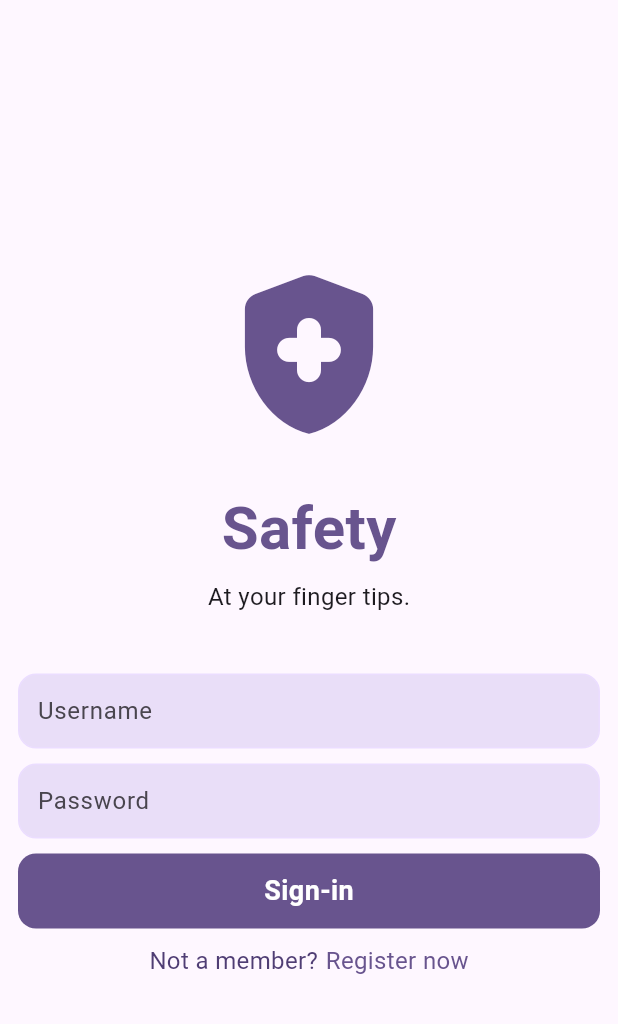
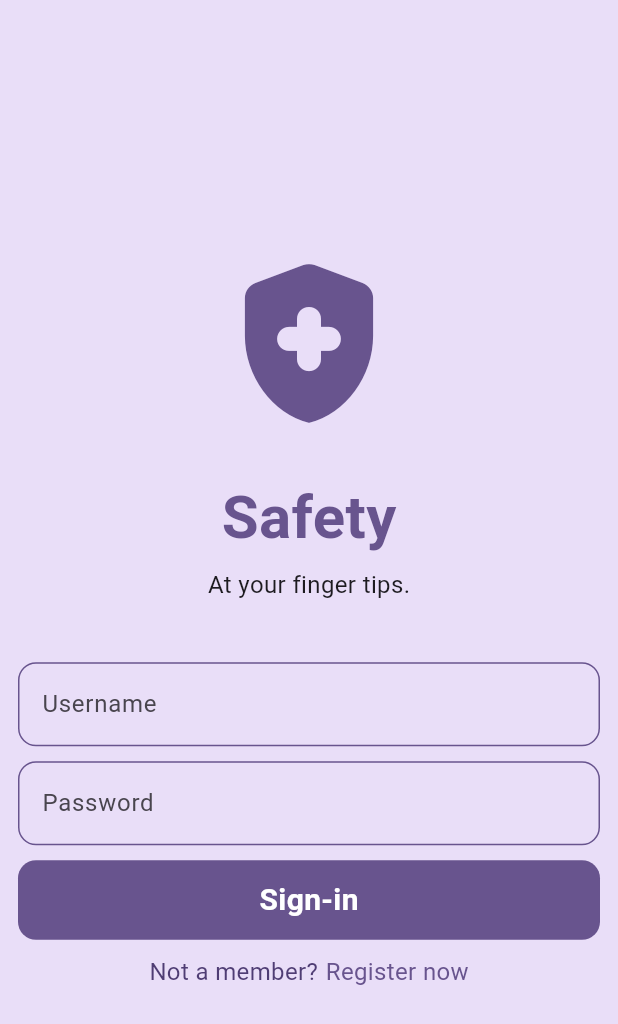
Before and after one commit to Sourav0611/TriNit_DisasterManagementApp, a Flutter app: the screen it shows after launch, on a phone screen of 412 x 824 dp. Shown: the top 1024 px of the screen. Run offline on Flutter 3.47's test engine with Material 3 defaults, Android fonts, the phone set to English and light mode, and no system bars; our stand-ins replace firebase_auth, firebase_core; accounts and stored records are empty.

Commit message:
Add login authentication using firebase.
Signed-off-by: AnkitGourav <Ankitgourav035@gmail.com>

```diff
--- a/lib/main.dart
+++ b/lib/main.dart
@@ -1,11 +1,8 @@
-import 'dart:ui';
-
 import 'package:flutter/cupertino.dart';
 import 'package:flutter/material.dart';
 import 'package:firebase_core/firebase_core.dart';
-import 'package:flutter/services.dart';
 import 'package:flutter/widgets.dart';
-import 'package:trinitw/resources/values/strings.dart';
+import 'package:trinitw/pages/main_page.dart';
 
 void main() async {
   WidgetsFlutterBinding.ensureInitialized();
@@ -31,133 +28,7 @@ class MyApp extends StatelessWidget {
         colorScheme: ColorScheme.fromSeed(seedColor: Colors.deepPurple),
         useMaterial3: true,
       ),
-      home: const HomePage(),
+      home: const MainPage(),
     );
   }
 }
-
-class HomePage extends StatelessWidget {
-  const HomePage({super.key});
-
-  @override
-  Widget build(BuildContext context) {
-    return Scaffold(
-      backgroundColor: Theme.of(context).colorScheme.background,
-      body: SafeArea(
-        child: Center(
-          child: Column(
-            mainAxisAlignment: MainAxisAlignment.center,
-            children: <Widget>[
-              Icon(
-                Icons.health_and_safety_rounded,
-                color: Theme.of(context).colorScheme.primary,
-                size: 128.0,
-              ),
-              const SizedBox(height: 24.0),
-              Text(
-                Strings.signInPageTitle,
-                style: TextStyle(
-                  color: Theme.of(context).colorScheme.primary,
-                  fontSize: 40.0,
-                  fontWeight: FontWeight.bold,
-                ),
-              ),
-              const SizedBox(height: 5),
-              const Text(
-                Strings.signInPageSubTitle,
-                style: TextStyle(fontSize: 16.0),
-              ),
-              const SizedBox(height: 40),
-              Padding(
-                padding: const EdgeInsets.symmetric(horizontal: 12.0),
-                child: Container(
-                  decoration: BoxDecoration(
-                    border: Border.all(
-                      color: Theme.of(context).colorScheme.primaryContainer,
-                    ),
-                    borderRadius: BorderRadius.circular(12.0),
-                    color: Theme.of(context).colorScheme.secondaryContainer,
-                  ),
-                  child: const Padding(
-                    padding: EdgeInsets.symmetric(horizontal: 12.0),
-                    child: TextField(
-                      decoration: InputDecoration(
-                        border: InputBorder.none,
-                        hintText: Strings.userNameHint,
-                      ),
-                    ),
-                  ),
-                ),
-              ),
-              const SizedBox(height: 10),
-              Padding(
-                padding: const EdgeInsets.symmetric(horizontal: 12.0),
-                child: Container(
-                  decoration: BoxDecoration(
-                    border: Border.all(
-                      color: Theme.of(context).colorScheme.primaryContainer,
-                    ),
-                    borderRadius: BorderRadius.circular(12.0),
-                    color: Theme.of(context).colorScheme.secondaryContainer,
-                  ),
-                  child: const Padding(
-                    padding: EdgeInsets.symmetric(horizontal: 12.0),
-                    child: TextField(
-                      decoration: InputDecoration(
-                        border: InputBorder.none,
-                        hintText: Strings.passwordHint,
-                      ),
-                      obscureText: true,
-                    ),
-                  ),
-                ),
-              ),
-              const SizedBox(height: 10),
-              Padding(
-                padding: const EdgeInsets.symmetric(horizontal: 12.0),
-                child: Container(
-                  padding: const EdgeInsets.all(12.0),
-                  decoration: BoxDecoration(
-                    borderRadius: BorderRadius.circular(12.0),
-                    color: Theme.of(context).colorScheme.primary,
-                  ),
-                  child: Center(
-                    child: Text(
-                      Strings.signIn,
-                      style: TextStyle(
-                        color: Theme.of(context).colorScheme.onPrimary,
-                        fontSize: 18.0,
-                        fontWeight: FontWeight.bold,
-                      ),
-                    ),
-                  ),
-                ),
-              ),
-              const SizedBox(height: 10),
-              Row(
-                mainAxisAlignment: MainAxisAlignment.center,
-                children: <Widget>[
-                  Text(
-                    Strings.notAMember,
-                    style: TextStyle(
-                      color: Theme.of(context).colorScheme.onPrimaryContainer,
-                      fontSize: 16.0,
-                    ),
-                  ),
-                  const SizedBox(width: 5.0),
-                  Text(
-                    Strings.registerNow,
-                    style: TextStyle(
-                      color: Theme.of(context).colorScheme.primary,
-                      fontSize: 16.0,
-                    ),
-                  ),
-                ],
-              )
-            ],
-          ),
-        ),
-      ),
-    );
-  }
-}
--- /dev/null
+++ b/lib/pages/home_page.dart
@@ -0,0 +1,12 @@
+import 'package:flutter/material.dart';
+
+class HomePage extends StatelessWidget {
+  const HomePage({super.key});
+
+  @override
+  Widget build(BuildContext context) {
+    return Scaffold(
+      backgroundColor: Theme.of(context).colorScheme.secondaryContainer,
+    );
+  }
+}
--- /dev/null
+++ b/lib/pages/login_page.dart
@@ -0,0 +1,165 @@
+import 'dart:ui';
+
+import 'package:firebase_auth/firebase_auth.dart';
+import 'package:flutter/cupertino.dart';
+import 'package:flutter/material.dart';
+import 'package:flutter/services.dart';
+import 'package:flutter/widgets.dart';
+import 'package:trinitw/resources/values/strings.dart';
+
+class LoginPage extends StatefulWidget {
+  const LoginPage({super.key});
+
+  @override
+  State<LoginPage> createState() => _LoginPageState();
+}
+
+class _LoginPageState extends State<LoginPage> {
+  final _userNameController = TextEditingController();
+  final _passwordController = TextEditingController();
+
+  Future signIn() async {
+    await FirebaseAuth.instance.signInWithEmailAndPassword(
+      email: _userNameController.text.trim(),
+      password: _passwordController.text.trim(),
+    );
+  }
+
+  @override
+  void dispose() {
+    _userNameController.dispose();
+    _passwordController.dispose();
+    super.dispose();
+  }
+
+  @override
+  Widget build(BuildContext context) {
+    return Scaffold(
+      backgroundColor: Theme.of(context).colorScheme.secondaryContainer,
+      body: SafeArea(
+        child: Center(
+          child: SingleChildScrollView(
+            child: Column(
+              mainAxisAlignment: MainAxisAlignment.center,
+              children: <Widget>[
+                Icon(
+                  Icons.health_and_safety_rounded,
+                  color: Theme.of(context).colorScheme.primary,
+                  size: 128.0,
+                ),
+                const SizedBox(height: 24.0),
+                Text(
+                  Strings.signInPageTitle,
+                  style: TextStyle(
+                    color: Theme.of(context).colorScheme.primary,
+                    fontSize: 40.0,
+                    fontWeight: FontWeight.bold,
+                  ),
+                ),
+                const SizedBox(height: 5),
+                const Text(
+                  Strings.signInPageSubTitle,
+                  style: TextStyle(fontSize: 16.0),
+                ),
+                const SizedBox(height: 40),
+
+                // User name
+                Padding(
+                  padding: const EdgeInsets.symmetric(horizontal: 12.0),
+                  child: TextField(
+                    controller: _userNameController,
+                    decoration: InputDecoration(
+                      enabledBorder: OutlineInputBorder(
+                        borderRadius: BorderRadius.circular(12.0),
+                        borderSide: BorderSide(
+                          color: Theme.of(context).colorScheme.primary,
+                          // width: 2.0,
+                        ),
+                      ),
+                      border: OutlineInputBorder(
+                        borderRadius: BorderRadius.circular(12.0),
+                        // borderSide: BorderSide(color: Colors.red),
+                      ),
+                      labelText: Strings.userNameHint,
+                    ),
+                  ),
+                ),
+                const SizedBox(height: 10),
+
+                // Password
+                Padding(
+                  padding: const EdgeInsets.symmetric(horizontal: 12.0),
+                  child: TextField(
+                    controller: _passwordController,
+                    decoration: InputDecoration(
+                      enabledBorder: OutlineInputBorder(
+                        borderRadius: BorderRadius.circular(12.0),
+                        borderSide: BorderSide(
+                          color: Theme.of(context).colorScheme.primary,
+                          // width: 2.0,
+                        ),
+                      ),
+                      border: OutlineInputBorder(
+                        borderRadius: BorderRadius.circular(12.0),
+                        // borderSide: BorderSide(color: Colors.red),
+                      ),
+                      labelText: Strings.passwordHint,
+                    ),
+                    obscureText: true,
+                  ),
+                ),
+                const SizedBox(height: 10),
+
+                // Sign-in Button
+                Padding(
+                  padding: const EdgeInsets.symmetric(horizontal: 12.0),
+                  child: GestureDetector(
+                    onTap: signIn,
+                    child: Container(
+                      padding: const EdgeInsets.all(12.0),
+                      decoration: BoxDecoration(
+                        borderRadius: BorderRadius.circular(12.0),
+                        color: Theme.of(context).colorScheme.primary,
+                      ),
+                      child: Center(
+                        child: Text(
+                          Strings.signIn,
+                          style: TextStyle(
+                            color: Theme.of(context).colorScheme.onPrimary,
+                            fontSize: 20.0,
+                            fontWeight: FontWeight.bold,
+                          ),
+                        ),
+                      ),
+                    ),
+                  ),
+                ),
+                const SizedBox(height: 10),
+                Row(
+                  mainAxisAlignment: MainAxisAlignment.center,
+                  children: <Widget>[
+                    Text(
+                      Strings.notAMember,
+                      style: TextStyle(
+                        color: Theme.of(context).colorScheme.onPrimaryContainer,
+                        fontSize: 16.0,
+                      ),
+                    ),
+                    const SizedBox(width: 5.0),
+                    Text(
+                      Strings.registerNow,
+                      style: TextStyle(
+                        color: Theme.of(context).colorScheme.primary,
+                        fontSize: 16.0,
+                      ),
+                    ),
+                  ],
+                )
+              ],
+            ),
+          ),
+        ),
+      ),
+    );
+  }
+}
--- /dev/null
+++ b/lib/pages/main_page.dart
@@ -0,0 +1,25 @@
+import 'package:firebase_auth/firebase_auth.dart';
+import 'package:flutter/material.dart';
+import 'package:trinitw/pages/login_page.dart';
+
+import 'home_page.dart';
+
+class MainPage extends StatelessWidget {
+  const MainPage({super.key});
+
+  @override
+  Widget build(BuildContext context) {
+    return Scaffold(
+      body: StreamBuilder<User?>(
+        stream: FirebaseAuth.instance.authStateChanges(),
+        builder: (context, snapshot) {
+          if (snapshot.hasData) {
+            return const HomePage();
+          } else {
+            return const LoginPage();
+          }
+        },
+      ),
+    );
+  }
+}
--- a/pubspec.yaml
+++ b/pubspec.yaml
@@ -46,6 +46,7 @@ dev_dependencies:
   # package. See that file for information about deactivating specific lint
   # rules and activating additional ones.
   flutter_lints: ^3.0.0
+  firebase_auth: ^4.17.8
   firebase_core: ^2.27.0
 
 # For information on the generic Dart part of this file, see the
```
Also changed, not shown: pubspec.lock.
